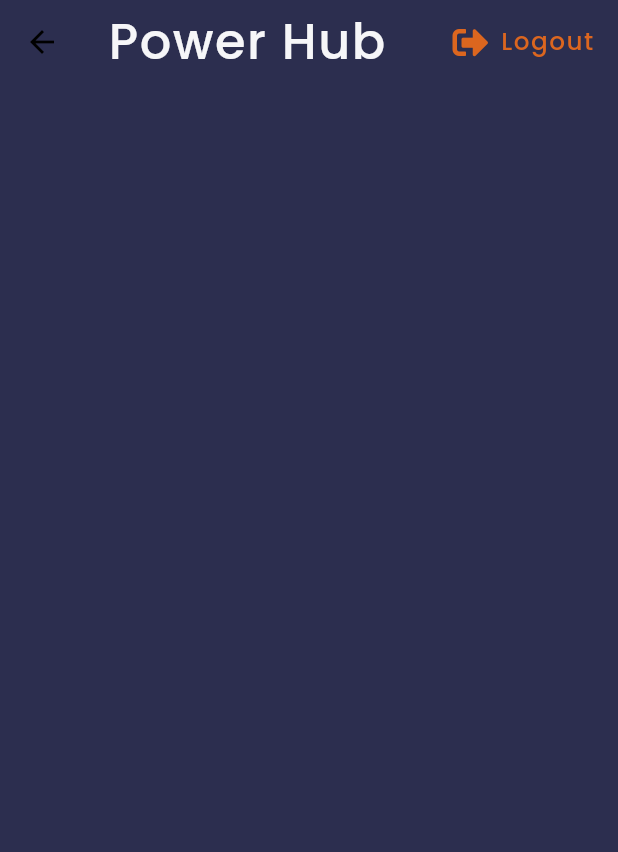
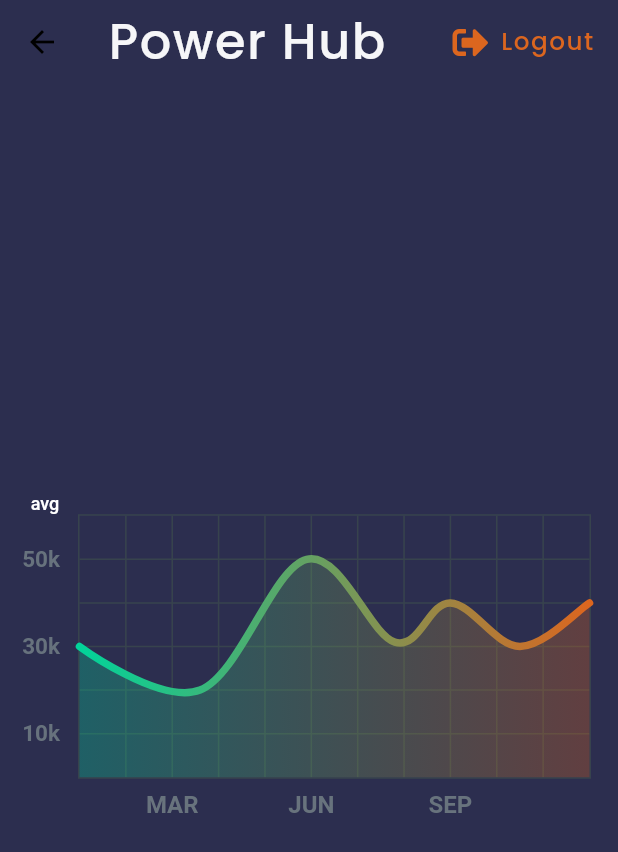
Before and after one commit to faseeh1999/Power-Hub, a Flutter app: the Home screen opened directly, on a phone screen of 412 x 824 dp. Shown: the top 852 px of the screen. Run offline on Flutter 3.47's test engine with Material 2 defaults, Android fonts, the phone set to English and light mode, and no system bars; drawn by our look-alikes of fl_chart; our stand-ins replace animated_splash_screen, firebase_auth, flutter_spinkit, font_awesome_flutter, form_validator, google_fonts and 2 more; accounts and stored records are empty.

Commit message:
Charts Added
Charts Added

```diff
--- /dev/null
+++ b/lib/chartTest.dart
@@ -0,0 +1,264 @@
+import 'package:fl_chart/fl_chart.dart';
+import 'package:flutter/material.dart';
+import 'package:power_hub/colors.dart';
+
+class LineChartSample2 extends StatefulWidget {
+  @override
+  _LineChartSample2State createState() => _LineChartSample2State();
+}
+
+class _LineChartSample2State extends State<LineChartSample2> {
+  List<Color> gradientColors = [
+    //const Color(0xff23b6e6),
+    const Color(0xff02d39a),
+    kLineColor,
+  ];
+
+  bool showAvg = false;
+
+  @override
+  Widget build(BuildContext context) {
+    return Stack(
+      children: <Widget>[
+        AspectRatio(
+          aspectRatio: 1.70,
+          child: Container(
+            decoration: const BoxDecoration(
+                borderRadius: BorderRadius.all(
+                  Radius.circular(18),
+                ),
+                color: Color(0xff2c2e4f)),
+            child: Padding(
+              padding: const EdgeInsets.only(
+                  right: 18.0, left: 12.0, top: 24, bottom: 12),
+              child: LineChart(
+                showAvg ? avgData() : mainData(),
+              ),
+            ),
+          ),
+        ),
+        SizedBox(
+          width: 60,
+          height: 34,
+          child: TextButton(
+            onPressed: () {
+              setState(() {
+                showAvg = !showAvg;
+              });
+            },
+            child: Text(
+              'avg',
+              style: TextStyle(
+                  fontSize: 12,
+                  color:
+                      showAvg ? Colors.white.withOpacity(0.5) : Colors.white),
+            ),
+          ),
+        ),
+      ],
+    );
+  }
+
+  LineChartData mainData() {
+    return LineChartData(
+      gridData: FlGridData(
+        show: true,
+        drawVerticalLine: true,
+        getDrawingHorizontalLine: (value) {
+          return FlLine(
+            color: const Color(0xff37434d),
+            strokeWidth: 1,
+          );
+        },
+        getDrawingVerticalLine: (value) {
+          return FlLine(
+            color: const Color(0xff37434d),
+            strokeWidth: 1,
+          );
+        },
+      ),
+      titlesData: FlTitlesData(
+        show: true,
+        bottomTitles: SideTitles(
+          showTitles: true,
+          reservedSize: 22,
+          getTextStyles: (value) => const TextStyle(
+              color: Color(0xff68737d),
+              fontWeight: FontWeight.bold,
+              fontSize: 16),
+          getTitles: (value) {
+            switch (value.toInt()) {
+              case 2:
+                return 'MAR';
+              case 5:
+                return 'JUN';
+              case 8:
+                return 'SEP';
+            }
+            return '';
+          },
+          margin: 8,
+        ),
+        leftTitles: SideTitles(
+          showTitles: true,
+          getTextStyles: (value) => const TextStyle(
+            color: Color(0xff67727d),
+            fontWeight: FontWeight.bold,
+            fontSize: 15,
+          ),
+          getTitles: (value) {
+            switch (value.toInt()) {
+              case 1:
+                return '10k';
+              case 3:
+                return '30k';
+              case 5:
+                return '50k';
+            }
+            return '';
+          },
+          reservedSize: 28,
+          margin: 12,
+        ),
+      ),
+      borderData: FlBorderData(
+          show: true,
+          border: Border.all(color: const Color(0xff37434d), width: 1)),
+      minX: 0,
+      maxX: 11,
+      minY: 0,
+      maxY: 6,
+      lineBarsData: [
+        LineChartBarData(
+          spots: [
+            FlSpot(0, 3),
+            FlSpot(2.6, 2),
+            FlSpot(4.9, 5),
+            FlSpot(6.8, 3.1),
+            FlSpot(8, 4),
+            FlSpot(9.5, 3),
+            FlSpot(11, 4),
+          ],
+          isCurved: true,
+          colors: gradientColors,
+          barWidth: 5,
+          isStrokeCapRound: true,
+          dotData: FlDotData(
+            show: false,
+          ),
+          belowBarData: BarAreaData(
+            show: true,
+            colors:
+                gradientColors.map((color) => color.withOpacity(0.3)).toList(),
+          ),
+        ),
+      ],
+    );
+  }
+
+  LineChartData avgData() {
+    return LineChartData(
+      lineTouchData: LineTouchData(enabled: false),
+      gridData: FlGridData(
+        show: true,
+        drawHorizontalLine: true,
+        getDrawingVerticalLine: (value) {
+          return FlLine(
+            color: const Color(0xff37434d),
+            strokeWidth: 1,
+          );
+        },
+        getDrawingHorizontalLine: (value) {
+          return FlLine(
+            color: const Color(0xff37434d),
+            strokeWidth: 1,
+          );
+        },
+      ),
+      titlesData: FlTitlesData(
+        show: true,
+        bottomTitles: SideTitles(
+          showTitles: true,
+          reservedSize: 22,
+          getTextStyles: (value) => const TextStyle(
+              color: Color(0xff68737d),
+              fontWeight: FontWeight.bold,
+              fontSize: 16),
+          getTitles: (value) {
+            switch (value.toInt()) {
+              case 2:
+                return 'MAR';
+              case 5:
+                return 'JUN';
+              case 8:
+                return 'SEP';
+            }
+            return '';
+          },
+          margin: 8,
+        ),
+        leftTitles: SideTitles(
+          showTitles: true,
+          getTextStyles: (value) => const TextStyle(
+            color: Color(0xff67727d),
+            fontWeight: FontWeight.bold,
+            fontSize: 15,
+          ),
+          getTitles: (value) {
+            switch (value.toInt()) {
+              case 1:
+                return '10k';
+              case 3:
+                return '30k';
+              case 5:
+                return '50k';
+            }
+            return '';
+          },
+          reservedSize: 28,
+          margin: 12,
+        ),
+      ),
+      borderData: FlBorderData(
+          show: true,
+          border: Border.all(color: const Color(0xff37434d), width: 1)),
+      minX: 0,
+      maxX: 11,
+      minY: 0,
+      maxY: 6,
+      lineBarsData: [
+        LineChartBarData(
+          spots: [
+            FlSpot(0, 3.44),
+            FlSpot(2.6, 3.44),
+            FlSpot(4.9, 3.44),
+            FlSpot(6.8, 3.44),
+            FlSpot(8, 3.44),
+            FlSpot(9.5, 3.44),
+            FlSpot(11, 3.44),
+          ],
+          isCurved: true,
+          colors: [
+            ColorTween(begin: gradientColors[0], end: gradientColors[1])
+                .lerp(0.2),
+            ColorTween(begin: gradientColors[0], end: gradientColors[1])
+                .lerp(0.2),
+          ],
+          barWidth: 5,
+          isStrokeCapRound: true,
+          dotData: FlDotData(
+            show: false,
+          ),
+          belowBarData: BarAreaData(show: true, colors: [
+            ColorTween(begin: gradientColors[0], end: gradientColors[1])
+                .lerp(0.2)
+                .withOpacity(0.1),
+            ColorTween(begin: gradientColors[0], end: gradientColors[1])
+                .lerp(0.2)
+                .withOpacity(0.1),
+          ]),
+        ),
+      ],
+    );
+  }
+}
--- a/lib/home.dart
+++ b/lib/home.dart
@@ -1,7 +1,9 @@
+import 'package:fl_chart/fl_chart.dart';
 import 'package:flutter/material.dart';
 import 'package:font_awesome_flutter/font_awesome_flutter.dart';
 import 'package:google_fonts/google_fonts.dart';
 import 'package:power_hub/auth.dart';
+import 'package:power_hub/chartTest.dart';
 import 'package:power_hub/colors.dart';
 import 'package:power_hub/loader.dart';
 
@@ -50,6 +52,15 @@
                         )))
               ],
             ),
+            body: Column(
+              crossAxisAlignment: CrossAxisAlignment.start,
+              mainAxisAlignment: MainAxisAlignment.center,
+              children: [
+                Center(
+                  child: LineChartSample2(),
+                )
+              ],
+            ),
           );
   }
 }
--- a/lib/wrapper.dart
+++ b/lib/wrapper.dart
@@ -1,4 +1,5 @@
 import 'package:flutter/material.dart';
+import 'package:power_hub/chartTest.dart';
 import 'package:power_hub/home.dart';
 import 'package:power_hub/login.dart';
 import 'package:power_hub/user.dart';
--- a/pubspec.yaml
+++ b/pubspec.yaml
@@ -39,6 +39,7 @@
   provider: ^3.1.0
   flutter_spinkit: ^4.1.2
   animated_splash_screen:
+  fl_chart:
 
 dev_dependencies:
   flutter_test:
```
Also changed, not shown: pubspec.lock.
